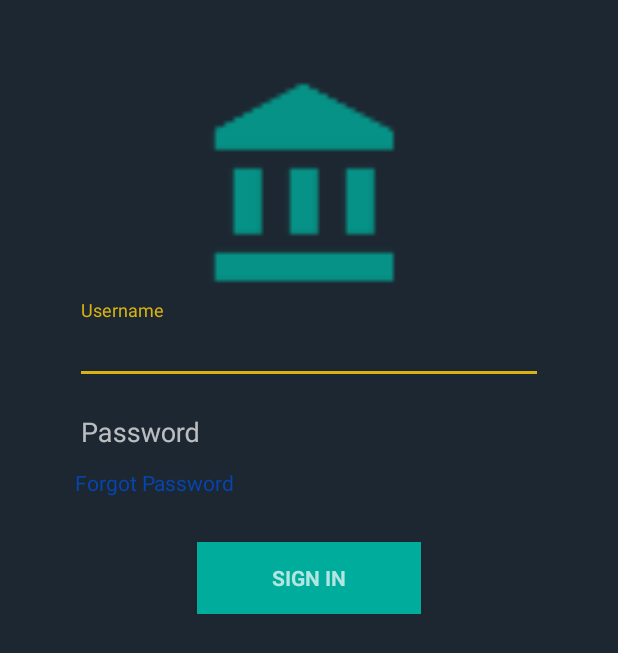
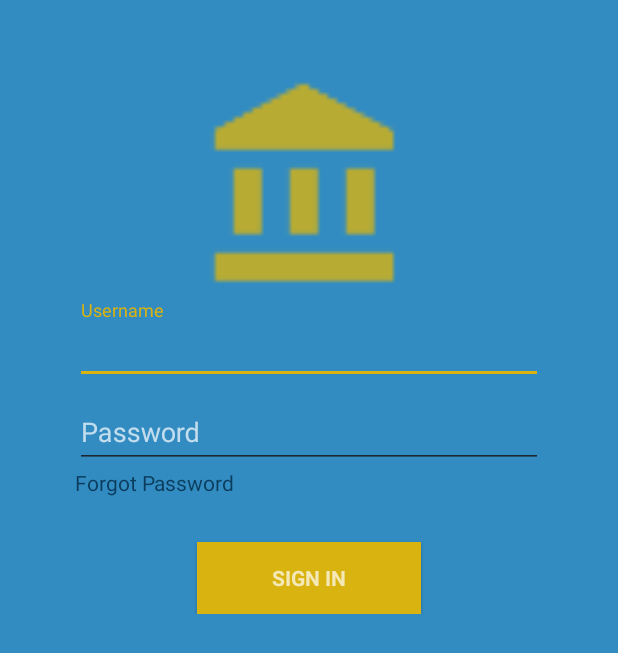
Before and after one commit to SWE443-TeamRed/open-bank, an Android app: the screen it shows after launch (LoginActivity), on a phone screen of 412 x 824 dp. Shown: the top 653 px of the screen. Run offline under Robolectric (Android 15) with nearby library versions, the phone set to English and light mode, and no system bars; 2 statements that could not run were skipped.

Commit message:
Add a color , modified styles.xml and login page

```diff
--- a/OpenBankApplication/app/src/main/res/layout/activity_login.xml
+++ b/OpenBankApplication/app/src/main/res/layout/activity_login.xml
@@ -36,7 +36,8 @@
                 android:layout_width="match_parent"
                 android:layout_height="150dp"
                 android:layout_gravity="center"
-                android:src="@drawable/ic_action_bank_logo"/>
+                android:src="@drawable/ic_action_bank_logo"
+                android:tint="@color/colorAccent"/>
 
 
             <android.support.design.widget.TextInputLayout
@@ -76,13 +77,13 @@
                 android:layout_width="wrap_content"
                 android:layout_height="wrap_content"
                 style="?android:textAppearanceSmall"
-                android:textColor="#0645AD"
+                android:textColor="#0b3c5d"
                 android:text="Forgot Password"/>
 
             <Button
                 android:id="@+id/email_sign_in_button"
                 style="?android:textAppearanceSmall"
-                android:background="#00AC9B"
+                android:background="#d9b310"
                 android:layout_width="wrap_content"
                 android:layout_height="wrap_content"
                 android:layout_gravity="center"
--- a/OpenBankApplication/app/src/main/res/values/colors.xml
+++ b/OpenBankApplication/app/src/main/res/values/colors.xml
@@ -3,5 +3,6 @@
     <color name="colorPrimary">#328cc1</color>
     <color name="colorPrimaryDark">#1d2731</color>
     <color name="colorAccent">#d9b310</color>
+    <color name="colorSecondaryDark">#0b3c5d </color>
     <color name="background_material_dark">#328cc1</color>
 </resources>
--- a/OpenBankApplication/app/src/main/res/values/styles.xml
+++ b/OpenBankApplication/app/src/main/res/values/styles.xml
@@ -14,7 +14,7 @@
         <item name="android:textColorSecondary">@color/colorPrimaryDark</item>
         <item name="android:textColorPrimaryInverse">@color/colorAccent</item>
         <item name="android:colorForeground">@color/colorPrimary</item>
-        <item name="android:windowBackground">@color/colorPrimaryDark</item>
+        <item name="android:windowBackground">@color/colorPrimary</item>
     </style>
 
 </resources>
```
